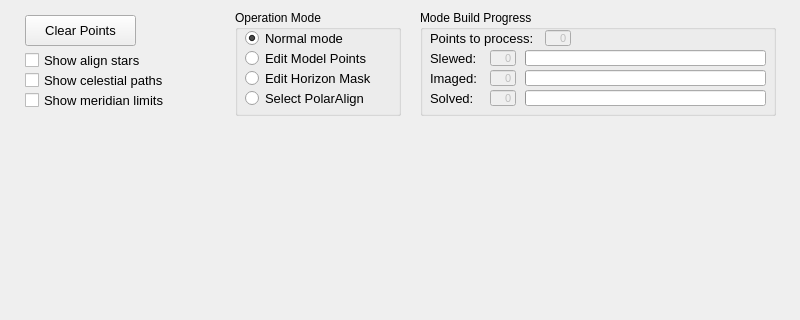
mworion/MountWizzard4, file mw4/gui/hemisphere.ui: the form before one commit; both pictures show x 0 to 800 and y 0 to 320 of the 800 by 600 pixel window.
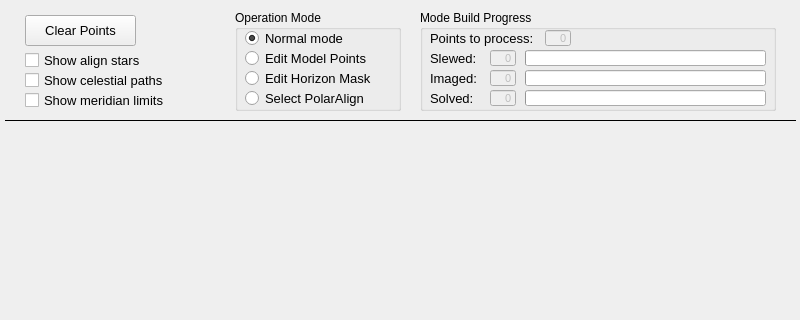
The form after the commit.

Commit message: made sizing correct in ui files

The edit to the form file:
```diff
--- a/mw4/gui/hemisphere.ui
+++ b/mw4/gui/hemisphere.ui
@@ -11,7 +11,7 @@
    </rect>
   </property>
   <property name="sizePolicy">
-   <sizepolicy hsizetype="Expanding" vsizetype="Expanding">
+   <sizepolicy hsizetype="Preferred" vsizetype="Preferred">
     <horstretch>0</horstretch>
     <verstretch>0</verstretch>
    </sizepolicy>
@@ -25,7 +25,19 @@
   <property name="maximumSize">
    <size>
     <width>1600</width>
-    <height>1600</height>
+    <height>1200</height>
+   </size>
+  </property>
+  <property name="sizeIncrement">
+   <size>
+    <width>10</width>
+    <height>10</height>
+   </size>
+  </property>
+  <property name="baseSize">
+   <size>
+    <width>10</width>
+    <height>10</height>
    </size>
   </property>
   <property name="font">
@@ -43,17 +55,29 @@
    <property name="geometry">
     <rect>
      <x>5</x>
-     <y>140</y>
-     <width>791</width>
-     <height>456</height>
+     <y>125</y>
+     <width>790</width>
+     <height>470</height>
     </rect>
    </property>
    <property name="sizePolicy">
-    <sizepolicy hsizetype="Preferred" vsizetype="Preferred">
+    <sizepolicy hsizetype="Expanding" vsizetype="Expanding">
      <horstretch>0</horstretch>
      <verstretch>0</verstretch>
     </sizepolicy>
    </property>
+   <property name="minimumSize">
+    <size>
+     <width>790</width>
+     <height>270</height>
+    </size>
+   </property>
+   <property name="maximumSize">
+    <size>
+     <width>1580</width>
+     <height>1070</height>
+    </size>
+   </property>
    <property name="sizeIncrement">
     <size>
      <width>0</width>
@@ -94,7 +118,7 @@
      <x>235</x>
      <y>10</y>
      <width>166</width>
-     <height>106</height>
+     <height>101</height>
     </rect>
    </property>
    <property name="title">
@@ -203,7 +227,7 @@
      <x>420</x>
      <y>10</y>
      <width>356</width>
-     <height>106</height>
+     <height>101</height>
     </rect>
    </property>
    <property name="title">
@@ -583,9 +607,9 @@
    <property name="geometry">
     <rect>
      <x>5</x>
-     <y>140</y>
-     <width>791</width>
-     <height>456</height>
+     <y>125</y>
+     <width>790</width>
+     <height>470</height>
     </rect>
    </property>
    <property name="sizePolicy">
@@ -594,6 +618,30 @@
      <verstretch>0</verstretch>
     </sizepolicy>
    </property>
+   <property name="minimumSize">
+    <size>
+     <width>790</width>
+     <height>270</height>
+    </size>
+   </property>
+   <property name="maximumSize">
+    <size>
+     <width>1580</width>
+     <height>1070</height>
+    </size>
+   </property>
+   <property name="sizeIncrement">
+    <size>
+     <width>10</width>
+     <height>10</height>
+    </size>
+   </property>
+   <property name="baseSize">
+    <size>
+     <width>10</width>
+     <height>10</height>
+    </size>
+   </property>
    <property name="autoFillBackground">
     <bool>false</bool>
    </property>
@@ -608,9 +656,9 @@
    <property name="geometry">
     <rect>
      <x>5</x>
-     <y>140</y>
-     <width>791</width>
-     <height>456</height>
+     <y>125</y>
+     <width>790</width>
+     <height>470</height>
     </rect>
    </property>
    <property name="sizePolicy">
@@ -619,6 +667,30 @@
      <verstretch>0</verstretch>
     </sizepolicy>
    </property>
+   <property name="minimumSize">
+    <size>
+     <width>790</width>
+     <height>270</height>
+    </size>
+   </property>
+   <property name="maximumSize">
+    <size>
+     <width>1580</width>
+     <height>1070</height>
+    </size>
+   </property>
+   <property name="sizeIncrement">
+    <size>
+     <width>10</width>
+     <height>10</height>
+    </size>
+   </property>
+   <property name="baseSize">
+    <size>
+     <width>10</width>
+     <height>10</height>
+    </size>
+   </property>
    <property name="autoFillBackground">
     <bool>false</bool>
    </property>
@@ -626,6 +698,22 @@
     <string notr="true"/>
    </property>
   </widget>
+  <widget class="Line" name="line_71">
+   <property name="geometry">
+    <rect>
+     <x>5</x>
+     <y>120</y>
+     <width>791</width>
+     <height>1</height>
+    </rect>
+   </property>
+   <property name="frameShadow">
+    <enum>QFrame::Plain</enum>
+   </property>
+   <property name="orientation">
+    <enum>Qt::Horizontal</enum>
+   </property>
+  </widget>
   <zorder>btn_deletePoints</zorder>
   <zorder>groupBox_2</zorder>
   <zorder>hemisphere</zorder>
```
Left out of the diff: 9 changed lines with no effect on the pictures. The commit also changes 3 other files.
